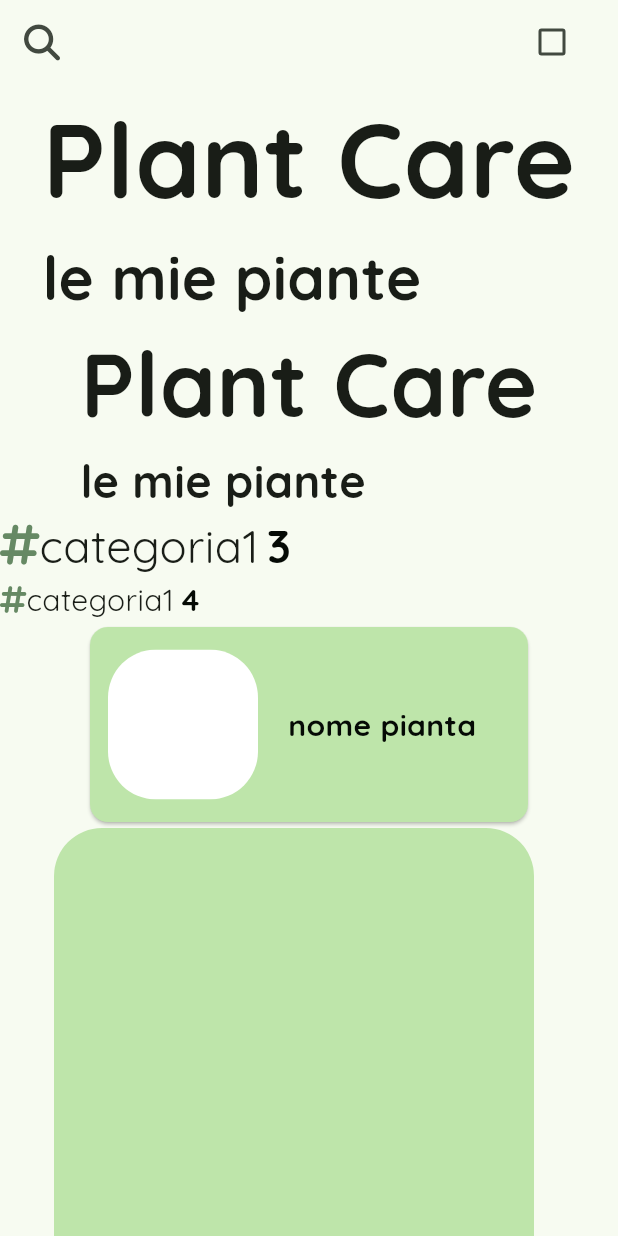
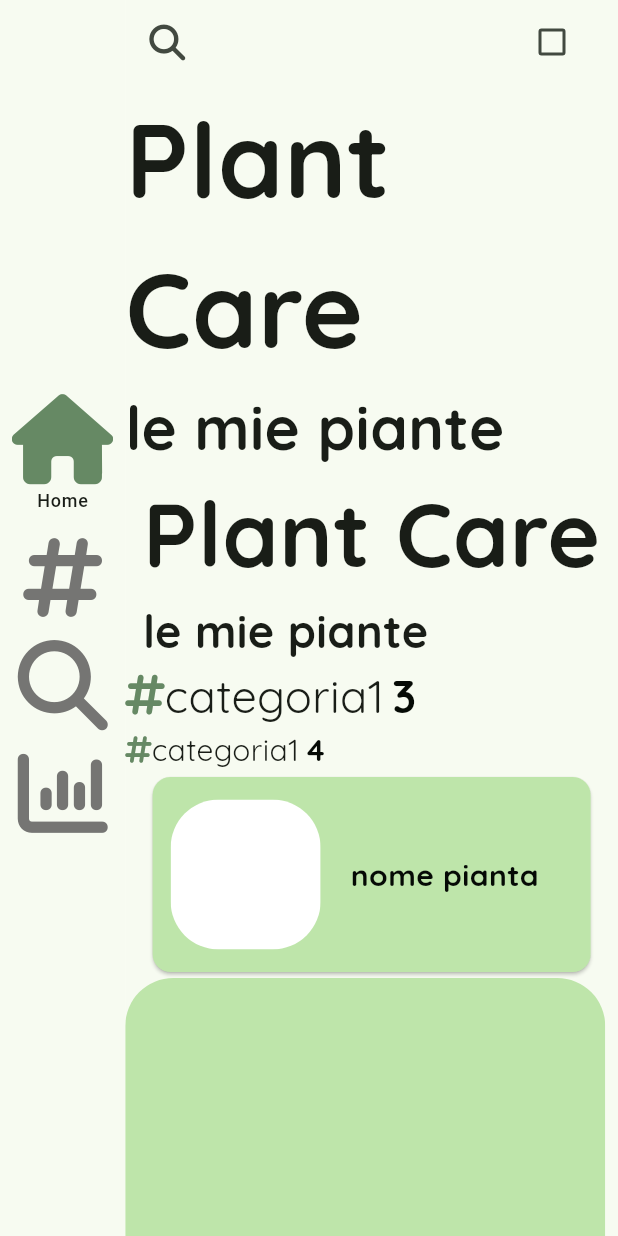
Before and after one commit to Antoniodp087/GRUPPO-22-APPELLO-LUGLIO-2025-MOBPROG, a Flutter app: the screen it shows after launch, on a phone screen of 412 x 824 dp. Run offline on Flutter 3.47's test engine with Material 3 defaults, Android fonts, the phone set to English and light mode, and no system bars; our stand-ins replace font_awesome_flutter, google_fonts.

Commit message:
created the responsive part, specifically created the nav bar, bottom nav bar for mobile, sidebar for other

```diff
--- a/plant_care_app/lib/main.dart
+++ b/plant_care_app/lib/main.dart
@@ -1,14 +1,5 @@
 import 'package:flutter/material.dart';
-import 'package:font_awesome_flutter/font_awesome_flutter.dart';
-import 'package:plant_care_app/styles/app_style.dart';
-import 'package:plant_care_app/utils/component/card/card.dart';
-import 'package:plant_care_app/utils/component/card/card_mobile.dart';
-import 'package:plant_care_app/utils/component/category.dart';
-import 'package:plant_care_app/utils/component/description.dart';
-import 'package:plant_care_app/utils/component/double_text.dart';
-import 'package:plant_care_app/utils/component/mobile_category.dart';
-import 'package:plant_care_app/utils/component/mobile_description.dart';
-import 'package:plant_care_app/utils/component/mobile_double_text.dart';
+import 'package:plant_care_app/responsive/responsive_base.dart';
 
 void main() {
   runApp(const MainApp());
@@ -26,42 +17,21 @@ class MainApp extends StatelessWidget {
         theme: ThemeData(
           colorScheme: ColorScheme.fromSeed(seedColor: Colors.green),
         ),
-        home: Scaffold(
-          body: Center(
-            child: SingleChildScrollView(
-              child: Column(
-                children: [
-                  CheckboxListTile(
-                    title: FaIcon(FontAwesomeIcons.magnifyingGlass),
-                    value: false,
-                    onChanged: (value) => (),
-                  ),
-                  AppDoubleText(
-                    bigText: 'Plant Care',
-                    smallText: 'le mie piante',
-                  ),
-                  MobileAppDoubleText(
-                    bigText: 'Plant Care',
-                    smallText: 'le mie piante',
-                  ),
-
-                  //AppStyle.smilingFaceEmoji,
-                  //AppStyle.pottedPlantEmojiMobile,
-                  //AppStyle.house,
-                  //AppStyle.houseMobile,
-                  //AppStyle.houseMobileActive,
-                  AppCategory(category: 'categoria1', number: 3),
-                  MobileAppCategory(category: 'categoria1', number: 4),
-                  AppCardMobile(plantName: "nome pianta"),
-                  AppDescriptionElementMobile(description: "description"),
-                  AppCard(plantName: 'plantName', plantType: "plant"),
-                  AppDescriptionElement(description: "description"),
-                ],
-              ),
-            ),
-          ),
-        ),
+        home: ResponsiveBase(),
       ),
     );
   }
 }
+
+//**
+
+
+//
+//
+//
+//
+//
+//
+//
+//
+// */
--- a/plant_care_app/lib/responsive/menu/side_nav_bar.dart
+++ b/plant_care_app/lib/responsive/menu/side_nav_bar.dart
@@ -0,0 +1,73 @@
+import 'package:flutter/material.dart';
+import 'package:plant_care_app/screens/all_component.dart';
+import 'package:plant_care_app/styles/app_style.dart';
+
+class SideNavBar extends StatelessWidget {
+  const SideNavBar({
+    super.key,
+    required this.currentIndex,
+    required this.onTap,
+  });
+  final int currentIndex;
+  final ValueChanged<int> onTap;
+
+  @override
+  Widget build(BuildContext context) {
+    //change page
+    Widget page;
+    switch (currentIndex) {
+      case 0:
+        page = AllComponent();
+      //break;
+      case 1:
+        page = AllComponent();
+        ;
+      //break;
+      case 2:
+        page = AllComponent();
+        ;
+      //break;
+      case 3:
+        page = AllComponent();
+        ;
+      //break;
+      default:
+        throw UnimplementedError('no widget for $currentIndex');
+    }
+
+    return Row(
+      children: [
+        NavigationRail(
+          labelType: NavigationRailLabelType.selected,
+          useIndicator: false,
+          groupAlignment: 0,
+          destinations: [
+            NavigationRailDestination(
+              icon: AppStyle.house,
+              label: Text('Home'),
+              selectedIcon: AppStyle.houseActive,
+            ),
+            NavigationRailDestination(
+              icon: AppStyle.category,
+              label: Text('Category'),
+              selectedIcon: AppStyle.categoryActive,
+            ),
+            NavigationRailDestination(
+              icon: AppStyle.search,
+              label: Text('Search'),
+              selectedIcon: AppStyle.searchActive,
+            ),
+            NavigationRailDestination(
+              icon: AppStyle.analysis,
+              label: Text('Analysis'),
+              selectedIcon: AppStyle.analysisActive,
+            ),
+          ],
+          selectedIndex: currentIndex,
+          onDestinationSelected: onTap,
+        ),
+        Expanded(child: Scaffold(body: Container(child: page))),
+      ],
+    );
+  }
+}
--- a/plant_care_app/lib/responsive/responsive_base.dart
+++ b/plant_care_app/lib/responsive/responsive_base.dart
@@ -1,5 +1,7 @@
 import 'package:flutter/material.dart';
 import 'package:flutter/rendering.dart';
+import 'package:plant_care_app/responsive/menu/bottom_nav_bar.dart';
+import 'package:plant_care_app/responsive/menu/side_nav_bar.dart';
 
 class ResponsiveBase extends StatefulWidget {
   const ResponsiveBase({super.key});
@@ -22,11 +24,9 @@ class _ResponsiveBaseState extends State<ResponsiveBase> {
     return LayoutBuilder(
       builder: (context, constraints) {
         if (constraints.maxWidth <= 402) {
-          return Placeholder(color: Colors.black);
-          //return BottomNavBar(currentIndex: _selectedIndex, onTap: _tabChanger);
+          return BottomNavBar(currentIndex: _selectedIndex, onTap: _tabChanger);
         } else {
-          return Placeholder(color: Colors.green);
-          //return SideNavBar(currentIndex: _selectedIndex, onTap: _tabChanger);
+          return SideNavBar(currentIndex: _selectedIndex, onTap: _tabChanger);
         }
       },
     );
--- /dev/null
+++ b/plant_care_app/lib/screens/all_component.dart
@@ -0,0 +1,50 @@
+import 'package:flutter/material.dart';
+import 'package:font_awesome_flutter/font_awesome_flutter.dart';
+import 'package:plant_care_app/utils/component/card/card.dart';
+import 'package:plant_care_app/utils/component/card/card_mobile.dart';
+import 'package:plant_care_app/utils/component/category.dart';
+import 'package:plant_care_app/utils/component/description.dart';
+import 'package:plant_care_app/utils/component/double_text.dart';
+import 'package:plant_care_app/utils/component/mobile_category.dart';
+import 'package:plant_care_app/utils/component/mobile_description.dart';
+import 'package:plant_care_app/utils/component/mobile_double_text.dart';
+
+class AllComponent extends StatelessWidget {
+  const AllComponent({super.key});
+
+  @override
+  Widget build(BuildContext context) {
+    return Scaffold(
+      body: Center(
+        child: SingleChildScrollView(
+          child: Column(
+            children: [
+              CheckboxListTile(
+                title: FaIcon(FontAwesomeIcons.magnifyingGlass),
+                value: false,
+                onChanged: (value) => (),
+              ),
+              AppDoubleText(bigText: 'Plant Care', smallText: 'le mie piante'),
+              MobileAppDoubleText(
+                bigText: 'Plant Care',
+                smallText: 'le mie piante',
+              ),
+
+              //AppStyle.smilingFaceEmoji,
+              //AppStyle.pottedPlantEmojiMobile,
+              //AppStyle.house,
+              //AppStyle.houseMobile,
+              //AppStyle.houseMobileActive,
+              AppCategory(category: 'categoria1', number: 3),
+              MobileAppCategory(category: 'categoria1', number: 4),
+              AppCardMobile(plantName: "nome pianta"),
+              AppDescriptionElementMobile(description: "description"),
+              AppCard(plantName: 'plantName', plantType: "plant"),
+              AppDescriptionElement(description: "description"),
+            ],
+          ),
+        ),
+      ),
+    );
+  }
+}
```
Also changed, not shown: plant_care_app/lib/responsive/menu/bottom_nav_bar.dart (+55 -0 lines).
